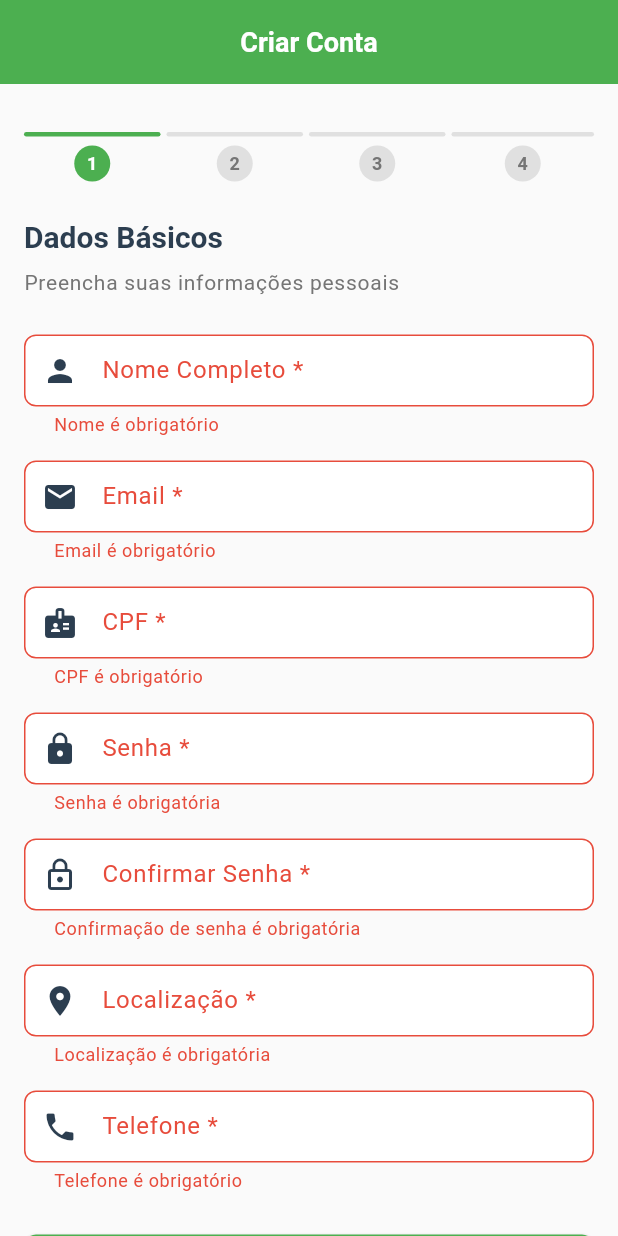
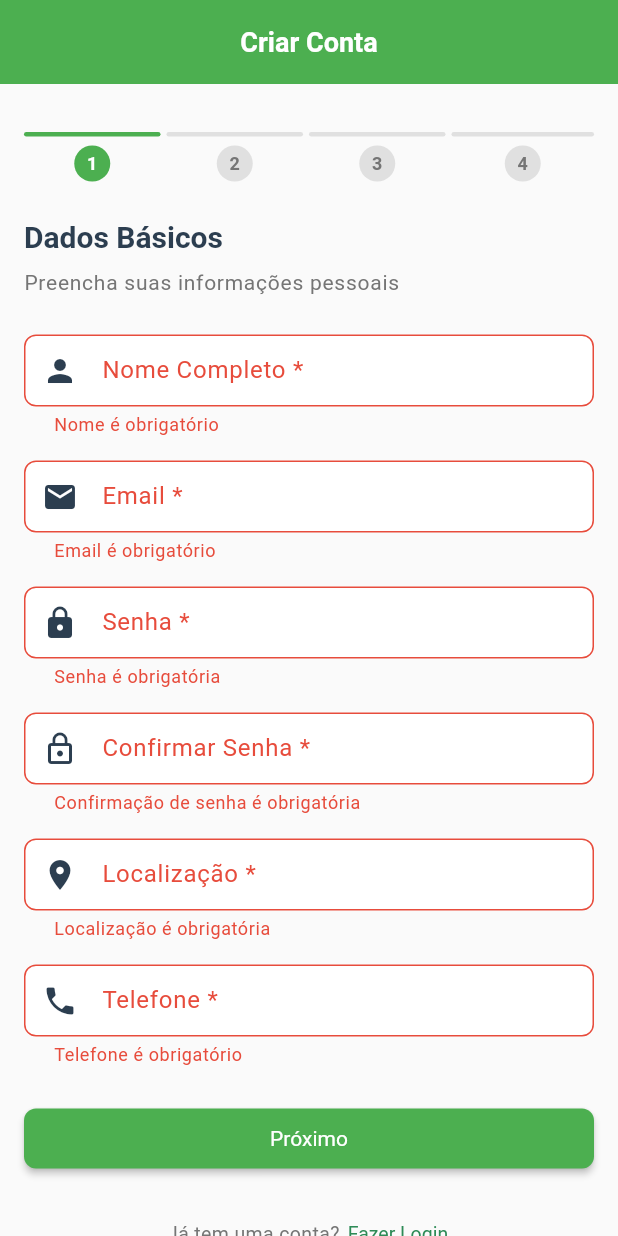
Before and after one commit to PedroVictorxD/petconect, a Flutter app: the RegisterPage screen opened by its route, after a tap on "Próximo", on a phone screen of 412 x 824 dp. Run offline on Flutter 3.47's test engine with Material 3 defaults, Android fonts, the phone set to English and light mode, and no system bars; our stand-ins replace go_router, responsive_framework, shared_preferences; accounts and stored records are empty.

Commit message:
feat: ajustes completos backend e frontend para integração e testes
- Corrigida porta do backend para 8081 (application.properties)
- Corrigidas todas as URLs do Flutter para apontar para http://localhost:8081/api
- Implementado endpoint /api/auth/login no backend para autenticação de Lojista
- Adicionada configuração global de CORS no backend (CorsConfig)
- Adicionado método findByEmail no LojistaRepository
- Criados usuários padrão no banco: Admin, Lojista, Tutor, Veterinário
- Ajustada estrutura de tabelas e entidades para herança de usuários
- Testes CRUD realizados para todos os perfis de usuário
- Corrigidos problemas de CORS e endpoint não encontrado

```diff
--- a/lib/screens/auth/register_page.dart
+++ b/lib/screens/auth/register_page.dart
@@ -30,7 +30,6 @@ class _RegisterPageState extends State<RegisterPage> {
   final _confirmPasswordController = TextEditingController();
   final _locationController = TextEditingController();
   final _phoneController = TextEditingController();
-  final _cpfController = TextEditingController();
   final _cnpjController = TextEditingController();
   final _responsibleNameController = TextEditingController();
   final _operatingHoursController = TextEditingController();
@@ -63,7 +62,6 @@ class _RegisterPageState extends State<RegisterPage> {
     _confirmPasswordController.dispose();
     _locationController.dispose();
     _phoneController.dispose();
-    _cpfController.dispose();
     _cnpjController.dispose();
     _responsibleNameController.dispose();
     _operatingHoursController.dispose();
@@ -274,28 +272,6 @@ class _RegisterPageState extends State<RegisterPage> {
             }
             if (!value.contains('@')) {
               return 'Digite um email válido';
-            }
-            return null;
-          },
-        ),
-
-        const SizedBox(height: 16),
-
-        TextFormField(
-          controller: _cpfController,
-          decoration: const InputDecoration(
-            labelText: 'CPF *',
-            hintText: 'XXX.XXX.XXX-XX',
-            prefixIcon: Icon(Icons.badge),
-            border: OutlineInputBorder(),
-          ),
-          validator: (value) {
-            if (value == null || value.isEmpty) {
-              return 'CPF é obrigatório';
-            }
-            // Validação básica de CPF (formato)
-            if (!RegExp(r'^\d{3}\.\d{3}\.\d{3}-\d{2}$').hasMatch(value)) {
-              return 'Digite um CPF válido (XXX.XXX.XXX-XX)';
             }
             return null;
           },
@@ -591,7 +567,6 @@ class _RegisterPageState extends State<RegisterPage> {
               const SizedBox(height: 16),
               _buildConfirmationItem('Nome', _nameController.text),
               _buildConfirmationItem('Email', _emailController.text),
-              _buildConfirmationItem('CPF', _cpfController.text),
               _buildConfirmationItem('Tipo', _getUserTypeLabel()),
               _buildConfirmationItem('Localização', _locationController.text),
               _buildConfirmationItem('Telefone', _phoneController.text),
--- a/lib/utils/constants.dart
+++ b/lib/utils/constants.dart
@@ -1,6 +1,6 @@
 class Constants {
   // API Base URL - ajuste conforme seu backend Spring Boot
-  static const String baseUrl = 'http://localhost:8080/api';
+  static const String baseUrl = 'http://localhost:8081/api';
 
   // Endpoints
   static const String loginEndpoint = '/auth/login';
```
